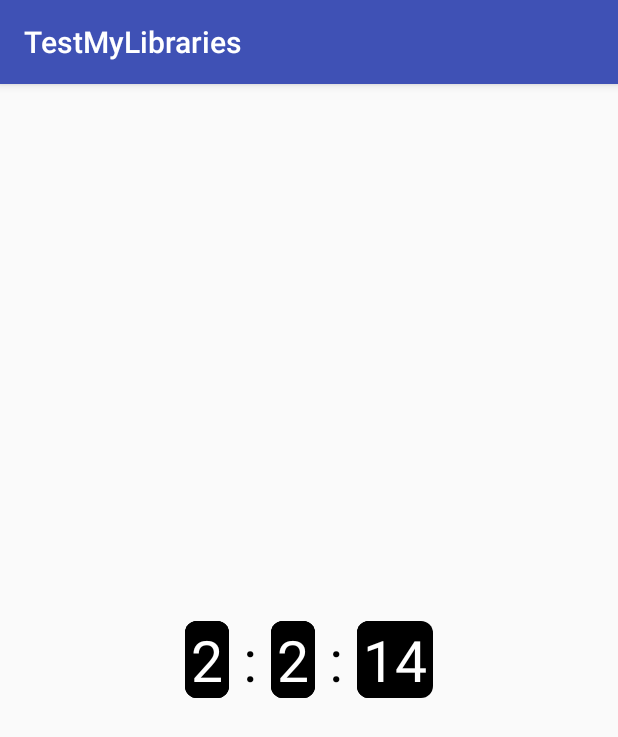
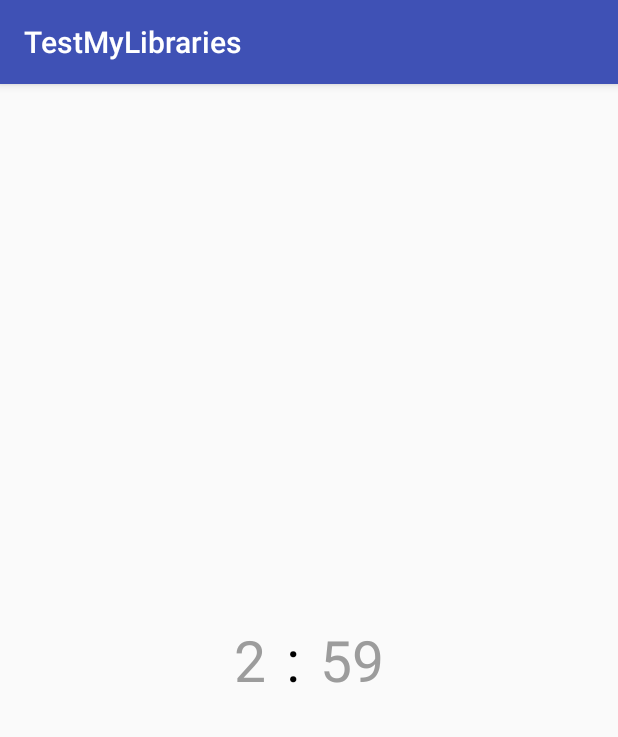
Before and after one commit to jsaman19/easyCountDownTimer, an Android app: the first screen one second after launch (MainActivity), on a phone screen of 412 x 824 dp. Shown: the top 737 px of the screen. Run offline under Robolectric (Android 15) with nearby library versions, the phone set to English and light mode, and no system bars.

Commit message:
fixing minor bug

```diff
--- a/app/build.gradle
+++ b/app/build.gradle
@@ -7,8 +7,8 @@ android {
         applicationId "ir.samanjafari.testmylibraries"
         minSdkVersion 14
         targetSdkVersion 26
-        versionCode 1
-        versionName "1.0"
+        versionCode 3
+        versionName "2.1"
         testInstrumentationRunner "android.support.test.runner.AndroidJUnitRunner"
     }
     buildTypes {
--- a/app/src/main/res/layout/activity_main.xml
+++ b/app/src/main/res/layout/activity_main.xml
@@ -11,14 +11,15 @@
         android:layout_width="wrap_content"
         android:layout_height="wrap_content"
         android:layout_centerInParent="true"
-        app:hours="2"
-        app:minute="2"
-        app:second="15"
+        app:hours="0"
+        app:minute="3"
+        app:second="0"
         app:showHours="false"
         app:textSize="25sp"
-        app:digitBackground="@drawable/shape"
-        app:textColor="#fff"
+        app:digitBackground="@android:color/transparent"
+        app:textColor="#9c9c9c"
         app:setAnimation="false"
+        app:colonColor="#000"
         />
 
 </RelativeLayout>
--- a/easycountdowntimer/src/main/java/ir/samanjafari/easycountdowntimer/EasyCountDownTextview.java
+++ b/easycountdowntimer/src/main/java/ir/samanjafari/easycountdowntimer/EasyCountDownTextview.java
@@ -26,6 +26,7 @@ public class EasyCountDownTextview extends LinearLayout {
     private CountDownInterface countDownInterface, newCountDownInterface;
     private int hours, minute, second;
     private MyCountDown myCountDown;
+    private boolean setAnim;
 
     public EasyCountDownTextview(Context context) {
         this(context, null, 0);
@@ -74,9 +75,17 @@ public class EasyCountDownTextview extends LinearLayout {
         if (digitBackgroundResource <= 0)
             digitBackgroundColor = attr.getColor(R.styleable.EasyCountDownTextview_digitBackground, -1);
 
-        boolean setAnim = attr.getBoolean(R.styleable.EasyCountDownTextview_setAnimation, false);
+        setAnim = attr.getBoolean(R.styleable.EasyCountDownTextview_setAnimation, false);
         boolean isOnlySecond = attr.getBoolean(R.styleable.EasyCountDownTextview_showOnlySecond, false);
 
+        if(!showHours)
+            hours = 0;
+
+        if(isOnlySecond) {
+            showHours = false;
+            hours = 0;
+            minute = 0;
+        }
 
         if (countDownInterface == null) {
             countDownInterface = new CountDownInterface() {
@@ -95,107 +104,15 @@ public class EasyCountDownTextview extends LinearLayout {
         }
 
 
-        if (setAnim) {
-            hoursTxt.addTextChangedListener(new TextWatcher() {
-                @Override
-                public void beforeTextChanged(CharSequence charSequence, int i, int i1, int i2) {
-
-                }
-
-                @Override
-                public void onTextChanged(CharSequence charSequence, int i, int i1, int i2) {
-                    Log.i("sddsf", charSequence.toString());
-
-                    int digit = Integer.parseInt(charSequence.toString());
-                    int newDigit = digit + 1;
-
-                    topHoursTxt.setText(String.valueOf(newDigit));
-                    belowHoursTxt.setText(String.valueOf(digit));
-
-                    Animation animation = AnimationUtils.loadAnimation(context, R.anim.push_up_out);
-                    Animation animation1 = AnimationUtils.loadAnimation(context, R.anim.push_up_in);
-                    topHoursTxt.startAnimation(animation);
-                    belowHoursTxt.startAnimation(animation1);
-                }
-
-                @Override
-                public void afterTextChanged(Editable editable) {
-
-                }
-            });
-
-            secondTxt.addTextChangedListener(new TextWatcher() {
-                @Override
-                public void beforeTextChanged(CharSequence charSequence, int i, int i1, int i2) {
-
-                    int digit = Integer.parseInt(charSequence.toString());
-                    int newDigit = 59;
-                    if (digit > 0)
-                        newDigit = digit - 1;
-
-                    topSecondTxt.setText(String.valueOf(digit));
-                    belowSecondTxt.setText(String.valueOf(newDigit));
-
-                    Animation animation = AnimationUtils.loadAnimation(context, R.anim.push_up_out);
-                    Animation animation1 = AnimationUtils.loadAnimation(context, R.anim.push_up_in);
-                    topSecondTxt.startAnimation(animation);
-                    belowSecondTxt.startAnimation(animation1);
-
-                }
-
-                @Override
-                public void onTextChanged(CharSequence charSequence, int i, int i1, int i2) {
-                    Log.i("sddsf", charSequence.toString());
-                }
-
-                @Override
-                public void afterTextChanged(Editable editable) {
-                }
-            });
-
-            minuteTxt.addTextChangedListener(new TextWatcher() {
-                @Override
-                public void beforeTextChanged(CharSequence charSequence, int i, int i1, int i2) {
-
-
-                }
-
-                @Override
-                public void onTextChanged(CharSequence charSequence, int i, int i1, int i2) {
-                    Log.i("sddsf", charSequence.toString());
-
-                    int digit = Integer.parseInt(charSequence.toString());
-                    int newDigit = 0;
-                    if (digit != 59)
-                        newDigit = digit + 1;
-
-                    topMinuteTxt.setText(String.valueOf(newDigit));
-                    belowMinuteTxt.setText(String.valueOf(digit));
-
-                    Animation animation = AnimationUtils.loadAnimation(context, R.anim.push_up_out);
-                    Animation animation1 = AnimationUtils.loadAnimation(context, R.anim.push_up_in);
-                    topMinuteTxt.startAnimation(animation);
-                    belowMinuteTxt.startAnimation(animation1);
-                }
-
-                @Override
-                public void afterTextChanged(Editable editable) {
-
-                }
-            });
-        } else {
-            hoursTxt.setVisibility(VISIBLE);
-            minuteTxt.setVisibility(VISIBLE);
-            secondTxt.setVisibility(VISIBLE);
-        }
+        setAnimation(setAnim, context);
 
         if (size > 0)
             setTextSize(size);
 
         setTextColor(color);
         setColonColor(colonColor);
+        showOnlySecond(isOnlySecond);
         setShowHours(showHours);
-        showOnlySecond(isOnlySecond);
 
         if (digitBackgroundResource > 0)
             setDigitBackgroundResource(digitBackgroundResource);
@@ -240,8 +157,10 @@ public class EasyCountDownTextview extends LinearLayout {
             colon1.setVisibility(GONE);
         } else {
             hoursTxt.setVisibility(VISIBLE);
-            topHoursTxt.setVisibility(VISIBLE);
-            belowHoursTxt.setVisibility(VISIBLE);
+            if(setAnim) {
+                topHoursTxt.setVisibility(VISIBLE);
+                belowHoursTxt.setVisibility(VISIBLE);
+            }
             colon1.setVisibility(VISIBLE);
         }
     }
@@ -265,11 +184,13 @@ public class EasyCountDownTextview extends LinearLayout {
             hoursTxt.setVisibility(VISIBLE);
             minuteTxt.setVisibility(VISIBLE);
 
-            topHoursTxt.setVisibility(VISIBLE);
-            topMinuteTxt.setVisibility(VISIBLE);
+            if(setAnim) {
+                topHoursTxt.setVisibility(VISIBLE);
+                belowHoursTxt.setVisibility(VISIBLE);
 
-            belowHoursTxt.setVisibility(VISIBLE);
-            belowMinuteTxt.setVisibility(VISIBLE);
+                topMinuteTxt.setVisibility(VISIBLE);
+                belowMinuteTxt.setVisibility(VISIBLE);
+            }
 
             colon1.setVisibility(VISIBLE);
             colon2.setVisibility(VISIBLE);
@@ -345,4 +266,123 @@ public class EasyCountDownTextview extends LinearLayout {
 
         startTimer();
     }
+
+    public void setAnimation(boolean anim, final Context context)
+    {
+        hoursTxt.addTextChangedListener(new TextWatcher() {
+            @Override
+            public void beforeTextChanged(CharSequence charSequence, int i, int i1, int i2) {
+
+            }
+
+            @Override
+            public void onTextChanged(CharSequence charSequence, int i, int i1, int i2) {
+                Log.i("sddsf", charSequence.toString());
+
+                int digit = Integer.parseInt(charSequence.toString());
+                int newDigit = digit + 1;
+
+                topHoursTxt.setText(String.valueOf(newDigit));
+                belowHoursTxt.setText(String.valueOf(digit));
+
+                Animation animation = AnimationUtils.loadAnimation(context, R.anim.push_up_out);
+                Animation animation1 = AnimationUtils.loadAnimation(context, R.anim.push_up_in);
+                topHoursTxt.startAnimation(animation);
+                belowHoursTxt.startAnimation(animation1);
+            }
+
+            @Override
+            public void afterTextChanged(Editable editable) {
+
+            }
+        });
+
+        secondTxt.addTextChangedListener(new TextWatcher() {
+            @Override
+            public void beforeTextChanged(CharSequence charSequence, int i, int i1, int i2) {
+
+                int digit = Integer.parseInt(charSequence.toString());
+                int newDigit = 59;
+                if (digit > 0)
+                    newDigit = digit - 1;
+
+                topSecondTxt.setText(String.valueOf(digit));
+                belowSecondTxt.setText(String.valueOf(newDigit));
+
+                Animation animation = AnimationUtils.loadAnimation(context, R.anim.push_up_out);
+                Animation animation1 = AnimationUtils.loadAnimation(context, R.anim.push_up_in);
+                topSecondTxt.startAnimation(animation);
+                belowSecondTxt.startAnimation(animation1);
+
+            }
+
+            @Override
+            public void onTextChanged(CharSequence charSequence, int i, int i1, int i2) {
+                Log.i("sddsf", charSequence.toString());
+            }
+
+            @Override
+            public void afterTextChanged(Editable editable) {
+            }
+        });
+
+        minuteTxt.addTextChangedListener(new TextWatcher() {
+            @Override
+            public void beforeTextChanged(CharSequence charSequence, int i, int i1, int i2) {
+
+
+            }
+
+            @Override
+            public void onTextChanged(CharSequence charSequence, int i, int i1, int i2) {
+                Log.i("sddsf", charSequence.toString());
+
+                int digit = Integer.parseInt(charSequence.toString());
+                int newDigit = 0;
+                if (digit != 59)
+                    newDigit = digit + 1;
+
+                topMinuteTxt.setText(String.valueOf(newDigit));
+                belowMinuteTxt.setText(String.valueOf(digit));
+
+                Animation animation = AnimationUtils.loadAnimation(context, R.anim.push_up_out);
+                Animation animation1 = AnimationUtils.loadAnimation(context, R.anim.push_up_in);
+                topMinuteTxt.startAnimation(animation);
+                belowMinuteTxt.startAnimation(animation1);
+            }
+
+            @Override
+            public void afterTextChanged(Editable editable) {
+
+            }
+        });
+
+        if(anim)
+        {
+            hoursTxt.setVisibility(GONE);
+            minuteTxt.setVisibility(GONE);
+            secondTxt.setVisibility(GONE);
+
+            topHoursTxt.setVisibility(VISIBLE);
+            topMinuteTxt.setVisibility(VISIBLE);
+            topSecondTxt.setVisibility(VISIBLE);
+
+            belowHoursTxt.setVisibility(VISIBLE);
+            belowMinuteTxt.setVisibility(VISIBLE);
+            belowSecondTxt.setVisibility(VISIBLE);
+        }
+        else {
+            hoursTxt.setVisibility(VISIBLE);
+            minuteTxt.setVisibility(VISIBLE);
+            secondTxt.setVisibility(VISIBLE);
+
+            topHoursTxt.setVisibility(GONE);
+            topMinuteTxt.setVisibility(GONE);
+            topSecondTxt.setVisibility(GONE);
+
+            belowHoursTxt.setVisibility(GONE);
+            belowMinuteTxt.setVisibility(GONE);
+            belowSecondTxt.setVisibility(GONE);
+        }
+    }
 }
```
